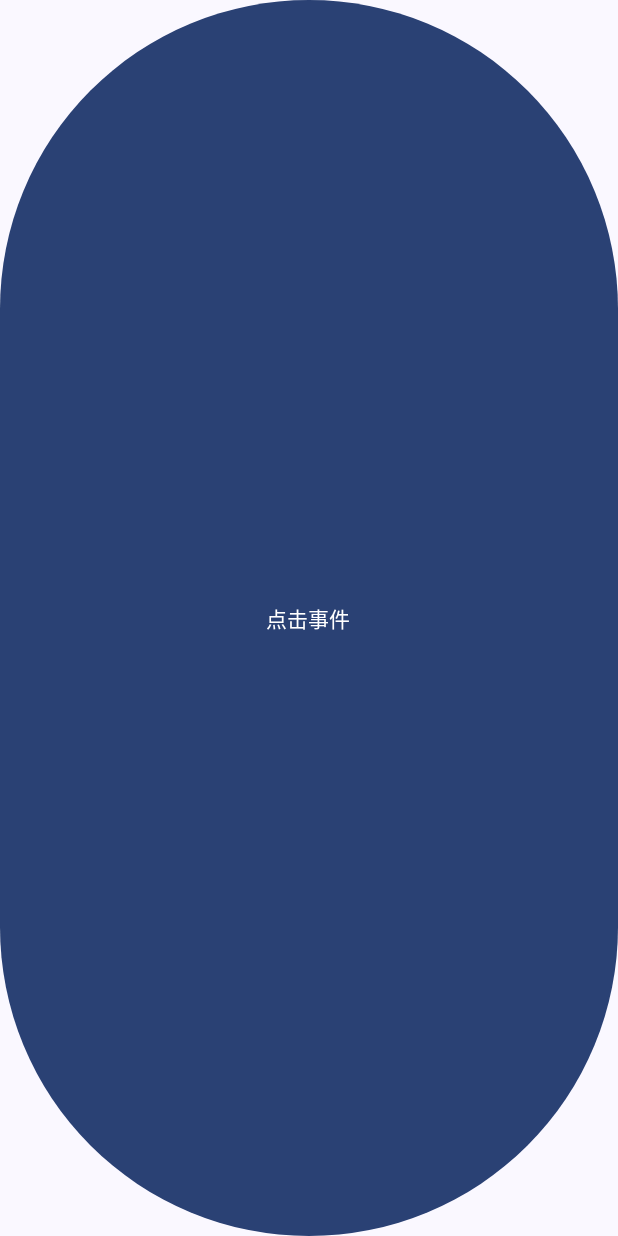
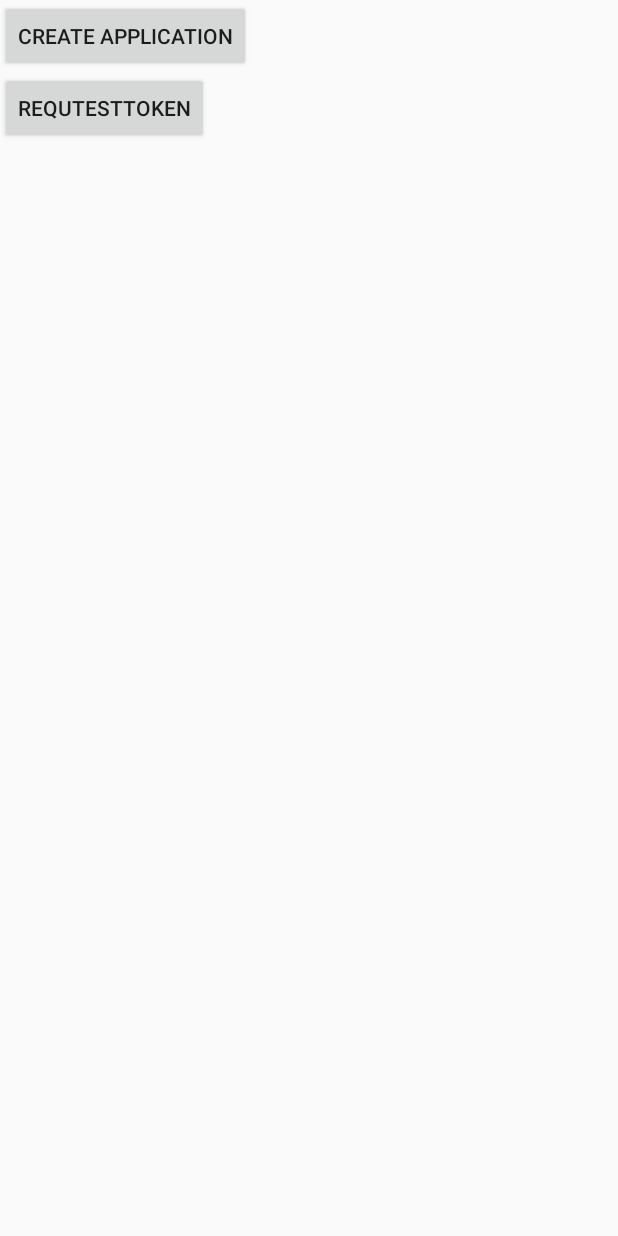
Before and after one commit to jinbo007/AzureADDemo, an Android app built with Jetpack Compose: the screen it shows after launch (MainActivity), on a phone screen of 412 x 824 dp. Run offline under Robolectric (Android 15) with nearby library versions, the phone set to English and light mode, and no system bars; libraries missing offline, so code that uses them is left out: com.microsoft.identity.

Commit message:
request msal config

```diff
--- a/app/build.gradle.kts
+++ b/app/build.gradle.kts
@@ -8,7 +8,7 @@ android {
     compileSdk = 33
 
     defaultConfig {
-        applicationId = "com.demo.azureaddemo"
+        applicationId = "co.coral.demo01"
         minSdk = 25
         targetSdk = 33
         versionCode = 1
--- a/app/src/main/java/com/demo/azureaddemo/MainActivity.kt
+++ b/app/src/main/java/com/demo/azureaddemo/MainActivity.kt
@@ -1,7 +1,8 @@
 package com.demo.azureaddemo
 
-import android.R
 import android.os.Bundle
+import android.util.Log
+import android.widget.Button
 import androidx.activity.ComponentActivity
 import androidx.activity.compose.setContent
 import androidx.compose.foundation.layout.fillMaxSize
@@ -13,57 +14,60 @@ import androidx.compose.runtime.Composable
 import androidx.compose.ui.Modifier
 import androidx.compose.ui.tooling.preview.Preview
 import com.demo.azureaddemo.ui.theme.AzureADDemoTheme
+import com.microsoft.identity.client.AuthenticationCallback
 import com.microsoft.identity.client.IAccount
 import com.microsoft.identity.client.IAuthenticationResult
 import com.microsoft.identity.client.IMultipleAccountPublicClientApplication
 import com.microsoft.identity.client.IPublicClientApplication.IMultipleAccountApplicationCreatedListener
 import com.microsoft.identity.client.PublicClientApplication
+import com.microsoft.identity.client.exception.MsalClientException
 import com.microsoft.identity.client.exception.MsalException
+import com.microsoft.identity.client.exception.MsalServiceException
 import java.io.File
+import kotlin.math.log
 
 
 class MainActivity : ComponentActivity() {
     var mMultipleAccountApp: IMultipleAccountPublicClientApplication? = null
     override fun onCreate(savedInstanceState: Bundle?) {
         super.onCreate(savedInstanceState)
-        setContent {
-            AzureADDemoTheme {
-                // A surface container using the 'background' color from the theme
-                Surface(
-                    modifier = Modifier.fillMaxSize(),
-                    color = MaterialTheme.colorScheme.background
-                ) {
-                    Greeting("Android")
-                }
-            }
+        setContentView(R.layout.main)
+        findViewById<Button>(R.id.btn_create_application).setOnClickListener {
+            createMultipleAccountApplication()
+        }
+
+        findViewById<Button>(R.id.btn_request_token).setOnClickListener {
+            requestToken()
         }
     }
 
-    private fun createMultipleAccountApplication(){
+    private fun createMultipleAccountApplication() {
         val scopes = arrayOf("User.Read")
         val mFirstAccount: IAccount? = null
         val config = File(
-            "/msal_config.json")
+            "/msal_config.json"
+        )
 
         PublicClientApplication.createMultipleAccountPublicClientApplication(
             applicationContext,
-            config,
+            R.raw.msal_config_coral,
             object : IMultipleAccountApplicationCreatedListener {
                 override fun onCreated(application: IMultipleAccountPublicClientApplication) {
                     mMultipleAccountApp = application
-                    val account: IAccount = application.getAccount(mFirstAccount?.getId()?:"")
-                    if (account != null) {
-                        val newScopes = arrayOf("Calendars.Read")
-                        val authority: String =
-                            application.configuration.defaultAuthority.authorityURL
-                                .toString()
-
-                        val result: IAuthenticationResult =
-                            application.acquireTokenSilent(newScopes, account, authority)
-                    }
+//                    val account: IAccount = application.getAccount(mFirstAccount?.getId()?:"")
+//                    if (account != null) {
+//                        val newScopes = arrayOf("Calendars.Read")
+//                        val authority: String =
+//                            application.configuration.defaultAuthority.authorityURL
+//                                .toString()
+//
+//                        val result: IAuthenticationResult =
+//                            application.acquireTokenSilent(newScopes, account, authority)
+//                    }
                 }
 
                 override fun onError(exception: MsalException) {
+                    Log.d("TAG", "onError: ${exception.message}")
                     //Log Exception Here
                 }
             })
@@ -72,8 +76,34 @@ class MainActivity : ComponentActivity() {
     }
 
 
+    private fun requestToken() {
+        val scopes = arrayOf("User.Read")
+        mMultipleAccountApp?.acquireToken(this, scopes, object : AuthenticationCallback {
+            override fun onSuccess(authenticationResult: IAuthenticationResult?) {
+                val accessToken = authenticationResult?.accessToken;
+                // Record account used to acquire token
+                val mFirstAccount = authenticationResult?.account;
+                Log.d("TAG", "onSuccess: ${authenticationResult?.accessToken}")
+            }
 
-    private fun accessTokenSilence(){
+            override fun onError(exception: MsalException?) {
+                if (exception is MsalClientException) {
+                    //And exception from the client (MSAL)
+                } else if (exception is MsalServiceException) {
+                    //An exception from the server
+                }
+            }
+
+            override fun onCancel() {
+            }
+
+        });
+
+
+    }
+
+
+    private fun accessTokenSilence() {
 //        val account: IAccount = mMultipleAccountApp?.getAccount("mFirstAccount.getId()")
 //
 //        if (account != null) {
@@ -92,29 +122,5 @@ class MainActivity : ComponentActivity() {
 
     }
 
-    @Composable
-    fun Greeting(name: String, modifier: Modifier = Modifier) {
-        Button(
-            onClick = {
-                // 在这里定义按钮的点击事件
-                // 例如，你可以导航到另一个屏幕
-                // navController.navigate("destination")
-                createMultipleAccountApplication()
-            },
-            modifier = Modifier.fillMaxSize()
-        ) {
-            // 按钮上的文本
-            Text(text = "点击事件")
-        }
-    }
 
-
-
-    @Preview(showBackground = true)
-    @Composable
-    fun GreetingPreview() {
-        AzureADDemoTheme {
-            Greeting("Android")
-        }
-    }
 }
--- /dev/null
+++ b/app/src/main/res/layout/main.xml
@@ -0,0 +1,19 @@
+<?xml version="1.0" encoding="utf-8"?>
+<androidx.appcompat.widget.LinearLayoutCompat xmlns:android="http://schemas.android.com/apk/res/android"
+    android:layout_width="match_parent"
+    android:orientation="vertical"
+    android:layout_height="match_parent">
+
+    <Button
+        android:id="@+id/btn_create_application"
+        android:layout_width="wrap_content"
+        android:text="Create Application"
+        android:layout_height="wrap_content"/>
+    <Button
+        android:id="@+id/btn_request_token"
+        android:layout_width="wrap_content"
+        android:text="requtestToken"
+        android:layout_height="wrap_content"/>
+
+
+</androidx.appcompat.widget.LinearLayoutCompat>
```
Also changed, not shown: app/src/main/AndroidManifest.xml (+23 -7 lines), app/src/main/res/raw/msal_config_coral.json (added, +14 -0 lines).
